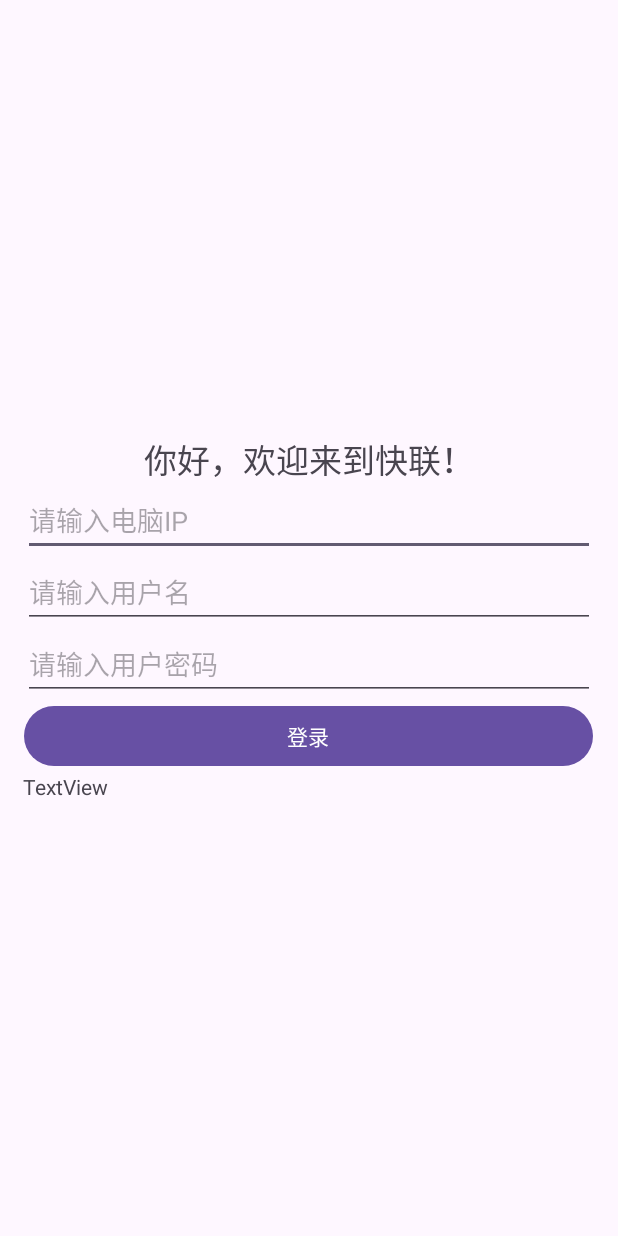
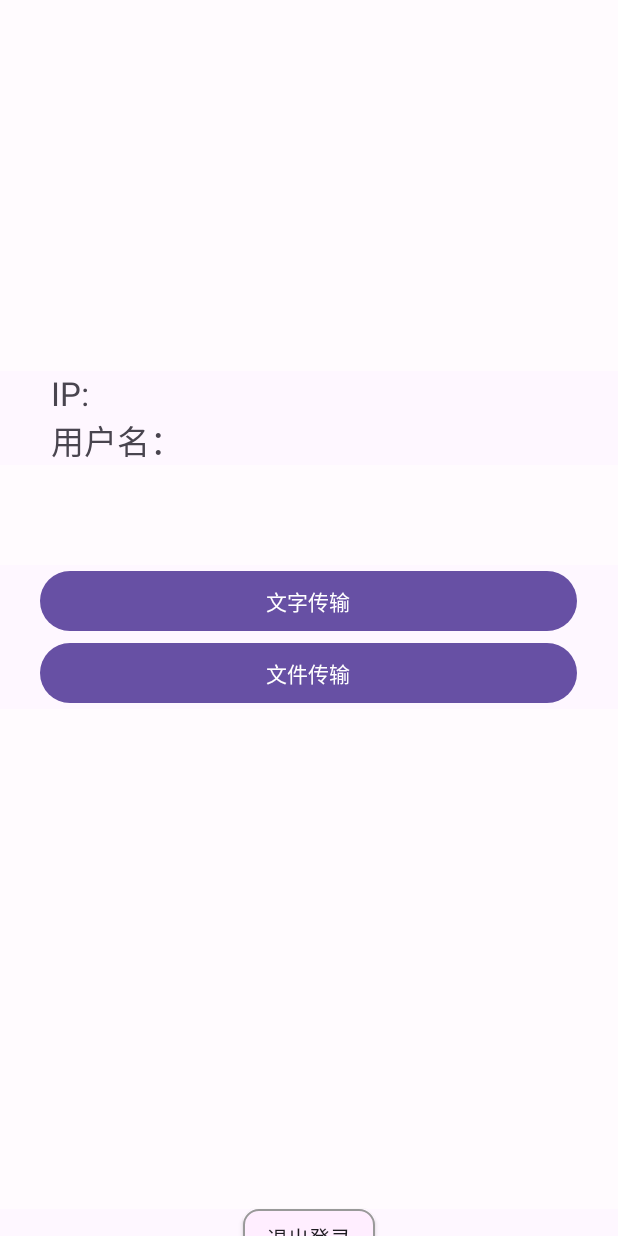
Before and after one commit to MobiConn-Group/MobiConn, an Android app: the computer_link screen opened directly, with no data from a screen before it, after a tap on "登录", on a phone screen of 412 x 824 dp. Run offline under Robolectric (Android 15) with nearby library versions, the light colour scheme and no system bars.

Commit message:
Update some theme, add some new button theme, and make some button work

```diff
--- a/app/src/main/java/com/example/easylink/computer_link.java
+++ b/app/src/main/java/com/example/easylink/computer_link.java
@@ -1,4 +1,5 @@
 package com.example.easylink;//导入所需的库
+import android.content.Intent;
 import android.os.Bundle;
 import android.view.View;
 import android.widget.Button;
@@ -21,7 +22,6 @@ public class computer_link extends AppCompatActivity {
     private EditText et_ip; //输入IP地址的文本框
     private EditText et_username; //输入用户名的文本框
     private EditText et_password; //输入密码的文本框
-    private Button btn_login; //登录按钮
 
     //定义OkHttpClient对象
     private OkHttpClient client;
@@ -36,7 +36,8 @@ public class computer_link extends AppCompatActivity {
         et_ip = findViewById(R.id.loginIp);
         et_username = findViewById(R.id.username);
         et_password = findViewById(R.id.userPassword);
-        btn_login = findViewById(R.id.signInButton);
+        //登录按钮
+        Button btn_login = findViewById(R.id.signInButton);
 
         //初始化OkHttpClient对象
         client = new OkHttpClient();
@@ -45,19 +46,23 @@ public class computer_link extends AppCompatActivity {
         btn_login.setOnClickListener(new View.OnClickListener() {
             @Override
             public void onClick(View v) {
+
+                Intent intent = new Intent();
+                intent.setClass(computer_link.this, transport.class);
+                startActivity(intent);
+
                 //获取用户输入的IP地址，用户名和密码
-                String ip = et_ip.getText().toString().trim();
-                String username = et_username.getText().toString().trim();
-                String password = et_password.getText().toString().trim();
-
-                //判断输入是否为空
-                if (ip.isEmpty() || username.isEmpty() || password.isEmpty()) {
-                    //提示用户输入不能为空
-                    Toast.makeText(computer_link.this, "请输入IP地址，用户名和密码", Toast.LENGTH_SHORT).show();
-                } else {
-                    //执行登录操作
-                    login(ip, username, password);
-                }
+//                String ip = et_ip.getText().toString().trim();
+//                String username = et_username.getText().toString().trim();
+//                String password = et_password.getText().toString().trim();
+//                //判断输入是否为空
+//                if (ip.isEmpty() || username.isEmpty()) {
+//                    //提示用户输入不能为空
+//                    Toast.makeText(computer_link.this, "请输入IP地址，用户名", Toast.LENGTH_SHORT).show();
+//                } else {
+//                    //执行登录操作
+//                    login(ip, username, password);
+//                }
             }
         });
     }
@@ -105,15 +110,15 @@ public class computer_link extends AppCompatActivity {
                         //获取服务器返回的数据，假设是一个JSON字符串
                         try {
                             String result = response.body().string();
+                            //解析JSON字符串，判断登录是否成功，这里省略解析过程
+                            //如果登录成功，跳转到主界面，这里省略跳转过程
+                            //如果登录失败，提示用户失败原因，这里省略提示过程
+                            Intent intent = new Intent();
+                            intent.setClass(computer_link.this, transport.class);
+                            startActivity(intent);
                         } catch (IOException e) {
                             throw new RuntimeException(e);
                         }
-
-                        //解析JSON字符串，判断登录是否成功，这里省略解析过程
-
-                        //如果登录成功，跳转到主界面，这里省略跳转过程
-
-                        //如果登录失败，提示用户失败原因，这里省略提示过程
                     }
                 });
             }
--- a/app/src/main/java/com/example/easylink/transport.java
+++ b/app/src/main/java/com/example/easylink/transport.java
@@ -4,6 +4,7 @@ import android.content.Intent;
 import android.os.Bundle;
 import android.view.View;
 import android.widget.Button;
+import android.widget.ImageButton;
 import android.widget.ToggleButton;
 
 import androidx.annotation.Nullable;
@@ -38,6 +39,15 @@ public class transport extends AppCompatActivity {
             }
         });
 
+        Button logout = findViewById(R.id.logout);
+        logout.setOnClickListener(new View.OnClickListener() {
+            @Override
+            public void onClick(View v) {
+                transport.this.finish();
+            }
+        });
+
+
 
     }
 }
--- /dev/null
+++ b/app/src/main/res/drawable/shape_rectangle.xml
@@ -0,0 +1,38 @@
+<?xml version="1.0" encoding="utf-8"?>
+<shape xmlns:android="http://schemas.android.com/apk/res/android"
+    android:shape="rectangle"
+    android:useLevel="false">
+
+    <!--内部填充-->
+    <solid android:color="#ffffff" />
+
+    <!--描边(这里小数是有效的,但是会导致显示不全)-->
+    <stroke
+        android:width="1dp"
+        android:color="#999999" />
+
+    <!--大小-->
+    <size
+        android:width="15dp"
+        android:height="5dp" />
+
+    <!--边角度圆化（圆角）-->
+    <!--针对部分场景，如顶部圆化，底部直角 或 顶部直角，底部圆化 可以考虑 radius内的下方属性-->
+    <!--android:topRightRadius="5dp"-->
+    <!--android:topLeftRadius="5dp"-->
+    <!--android:bottomRightRadius="10dp"-->
+    <!--android:bottomLeftRadius="10dp"-->
+    <corners android:radius="10dp" />
+
+    <!--俩边的内边距-->
+    <padding
+        android:left="10dp"
+        android:right="10dp" />
+
+    <!--渐变色 angle（角度方向，90度为上下渐变，0为左右渐变），-->
+    <gradient
+        android:angle="45"
+        android:centerColor="#FFEEFF"
+        android:endColor="#FFEEFF"
+        android:startColor="#FFEEFF" />
+</shape>
--- a/app/src/main/res/layout/activity_computer_link.xml
+++ b/app/src/main/res/layout/activity_computer_link.xml
@@ -39,10 +39,4 @@
         android:layout_height="wrap_content"
         android:text="@string/link" />
 
-    <TextView
-        android:id="@+id/responseText"
-        android:layout_width="match_parent"
-        android:layout_height="wrap_content"
-        android:text="TextView" />
-
 </LinearLayout>
--- a/app/src/main/res/layout/activity_main.xml
+++ b/app/src/main/res/layout/activity_main.xml
@@ -11,6 +11,11 @@
         android:text="Hello EasyLink!"
         android:textSize="30dp"/>
 
+    <View
+        android:layout_width="match_parent"
+        android:layout_height="50px"
+        android:background="#FFFBFE" />
+
     <Button
         android:id="@+id/jumpButton"
         android:layout_width="wrap_content"
--- a/app/src/main/res/layout/activity_transport.xml
+++ b/app/src/main/res/layout/activity_transport.xml
@@ -4,6 +4,11 @@
     android:layout_height="match_parent"
     android:gravity="center"
     android:orientation="vertical">
+
+    <View
+        android:layout_width="match_parent"
+        android:layout_height="400px"
+        android:background="#FFFBFE" />
 
     <TextView
         android:id="@+id/textView"
@@ -20,6 +25,11 @@
         android:text="用户名："
         android:textSize="22dp" />
 
+    <View
+        android:layout_width="match_parent"
+        android:layout_height="100px"
+        android:background="#FFFBFE" />
+
     <Button
         android:id="@+id/textTransButton"
         android:layout_width="358dp"
@@ -32,4 +42,16 @@
         android:layout_height="wrap_content"
         android:text="@string/file_transport" />
 
+    <View
+        android:layout_width="match_parent"
+        android:layout_height="500px"
+        android:background="#FFFBFE" />
+
+    <android.widget.Button
+        android:id="@+id/logout"
+        android:layout_width="wrap_content"
+        android:layout_height="38dp"
+        android:background="@drawable/shape_rectangle"
+        android:text="@string/logout" />
+
 </LinearLayout>
--- a/app/src/main/res/values/strings.xml
+++ b/app/src/main/res/values/strings.xml
@@ -5,5 +5,7 @@
     <string name="link">登录</string>
     <string name="text_transport">文字传输</string>
     <string name="file_transport">文件传输</string>
+    <string name="logout">退出登录</string>
+    <string name="back">返回</string>
     <string name="transport">传输</string>
 </resources>
```
Also changed, not shown: app/src/main/java/com/example/easylink/file_transport.java (+3 -5 lines), app/src/main/java/com/example/easylink/text_transport.java (+3 -5 lines), app/src/main/res/drawable/ic_back.xml (added, +40 -0 lines), app/src/main/res/layout/activity_file_transport.xml (+9 -7 lines), app/src/main/res/layout/activity_text_transport.xml (+15 -8 lines), app/src/main/res/drawable/text_input.xml (renamed from app/src/main/res/drawable/textinput.xml).
